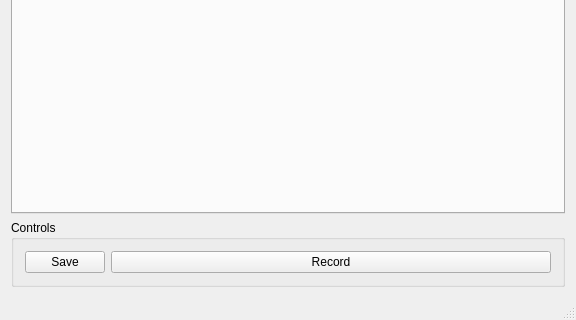
The window that mainwindow.ui (Chr0nos/audio-transfer) describes before a commit, drawn with Qt 5; both pictures show x 0 to 576 and y 310 to 630 of the 576 by 630 pixel window.
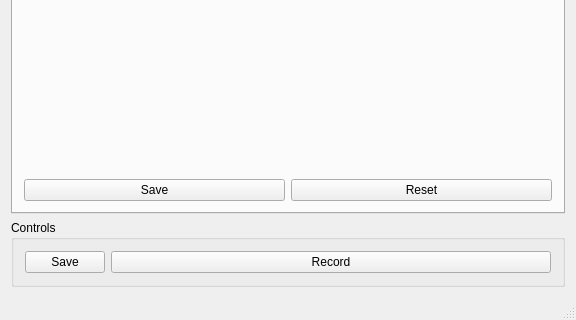
The same window after the commit. The open tabs and pages were chosen to show the change.

```diff
--- a/mainwindow.ui
+++ b/mainwindow.ui
@@ -398,7 +398,7 @@
        <attribute name="title">
         <string>Streams</string>
        </attribute>
-       <layout class="QHBoxLayout" name="horizontalLayout_8">
+       <layout class="QVBoxLayout" name="verticalLayout_3" stretch="1,0">
         <item>
          <widget class="QLabel" name="graphicViewLabel">
           <property name="text">
@@ -406,6 +406,24 @@
           </property>
          </widget>
         </item>
+        <item>
+         <layout class="QHBoxLayout" name="horizontalLayout_8">
+          <item>
+           <widget class="QPushButton" name="buttonSaveGraphic">
+            <property name="text">
+             <string>Save</string>
+            </property>
+           </widget>
+          </item>
+          <item>
+           <widget class="QPushButton" name="buttonResetGraphic">
+            <property name="text">
+             <string>Reset</string>
+            </property>
+           </widget>
+          </item>
+         </layout>
+        </item>
        </layout>
       </widget>
      </widget>
```
